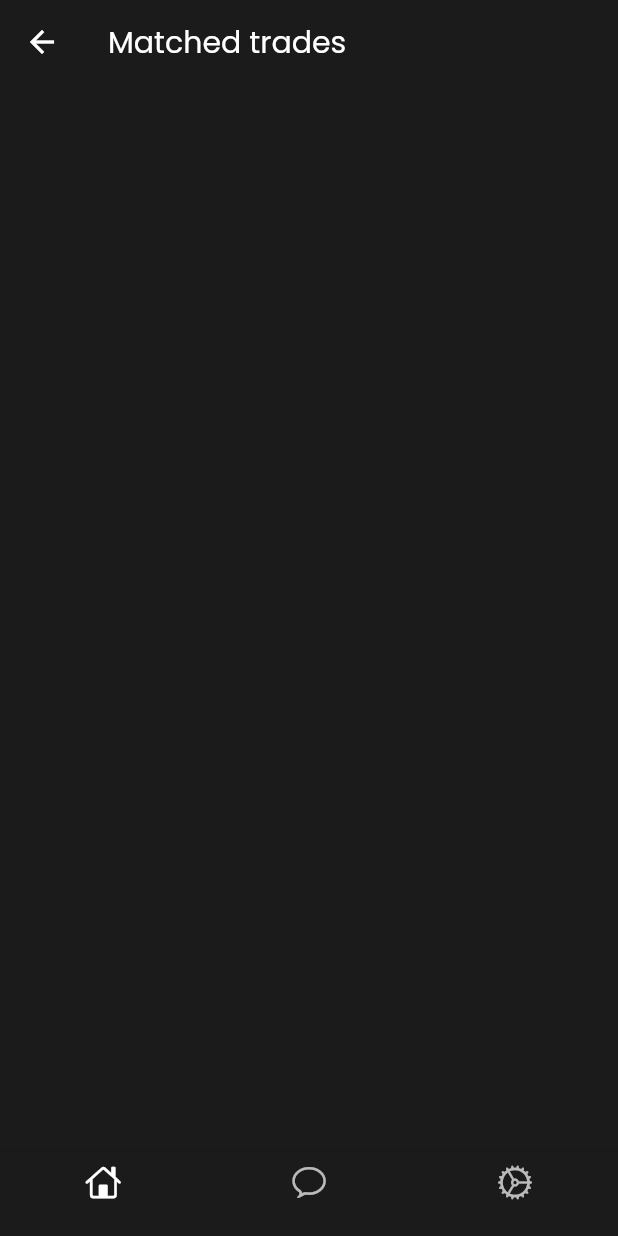
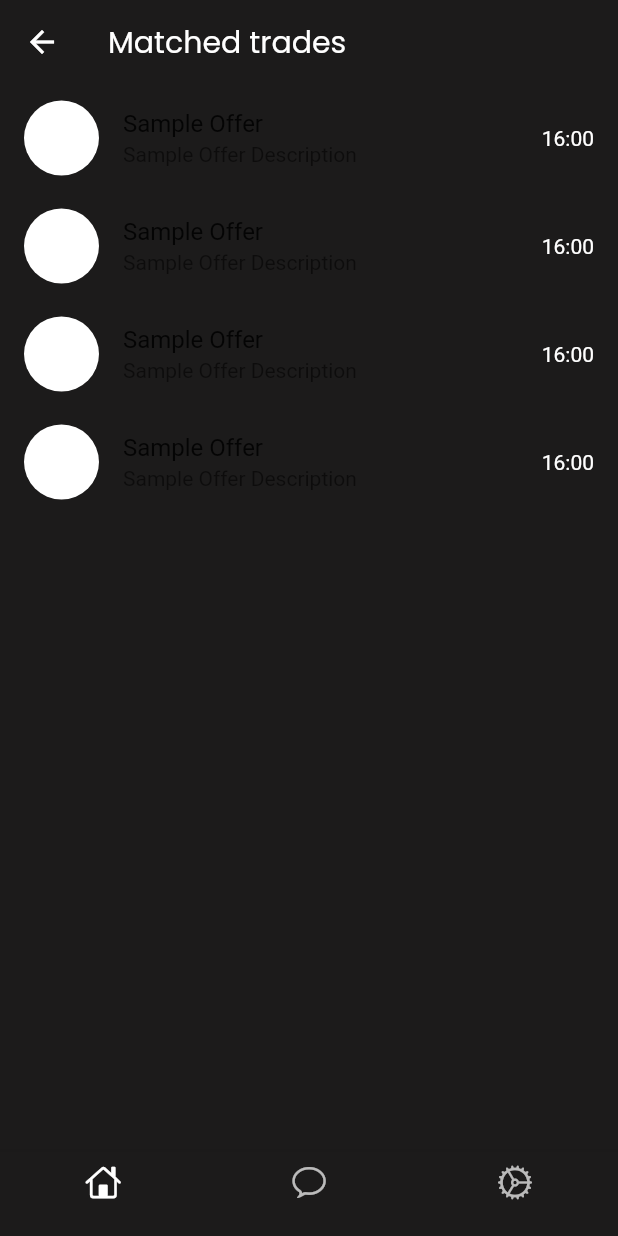
Before and after one commit to radziminski/bhl-second-life-frontend, a Flutter app: the MessagesScreen screen opened by its route, on a phone screen of 412 x 824 dp. Run offline on Flutter 3.47's test engine with Material 2 defaults, Android fonts, the phone set to English and light mode, and no system bars; our stand-ins replace carousel_slider, dio, get_it, google_fonts; network calls fail.

Commit message:
Added chats screen

```diff
--- a/lib/screens/matches_screen.dart
+++ b/lib/screens/matches_screen.dart
@@ -1,3 +1,4 @@
+import 'package:SecondLife/widgets/ChatsList.dart';
 import 'package:SecondLife/widgets/DefaultAppBar.dart';
 import 'package:SecondLife/widgets/DefaultBottomNavBar.dart';
 import 'package:flutter/material.dart';
@@ -9,7 +10,13 @@ class MessagesScreen extends StatelessWidget {
       appBar: buildDefaultAppBar(context, 'Matched trades'),
       bottomNavigationBar: buildDefaultBottomNavBar(context),
       body: SafeArea(
-        child: Container(),
+        child: Column(
+          children: [
+            Expanded(
+              child: ChatsList(),
+            ),
+          ],
+        ),
       ),
     );
   }
--- a/lib/styles/theme.dart
+++ b/lib/styles/theme.dart
@@ -12,4 +12,11 @@ ThemeData appTheme = ThemeData(
   accentColor: kColors['primaryLight'],
   canvasColor: kColors['background'],
   visualDensity: VisualDensity.adaptivePlatformDensity,
+  textTheme: TextTheme(
+    bodyText1: TextStyle(),
+    bodyText2: TextStyle(),
+  ).apply(
+    bodyColor: Colors.white,
+    displayColor: Colors.white,
+  ),
 );
--- /dev/null
+++ b/lib/widgets/ChatsList.dart
@@ -0,0 +1,45 @@
+import 'package:flutter/material.dart';
+
+class ChatsList extends StatefulWidget {
+  @override
+  _ChatsListState createState() => _ChatsListState();
+}
+
+class _ChatsListState extends State<ChatsList> {
+  @override
+  Widget build(BuildContext context) {
+    return Container(
+      height: 500,
+      child: ListView(
+        children: [1, 2, 3, 4]
+            .map(
+              (_) => _buildListElement(
+                context,
+                title: 'Sample Offer',
+                subtitle: 'Sample Offer Description',
+                trailing: '16:00',
+              ),
+            )
+            .toList(),
+      ),
+    );
+  }
+
+  Widget _buildListElement(context,
+      {String title, String subtitle, String, trailing}) {
+    return ListTile(
+      title: Text(title),
+      subtitle: Text(subtitle),
+      trailing: Text(trailing),
+      onTap: () {},
+      leading: Container(
+        decoration: BoxDecoration(
+          color: Colors.white,
+          borderRadius: BorderRadius.circular(100.0),
+        ),
+        height: 50.0,
+        width: 50.0,
+      ),
+    );
+  }
+}
```
